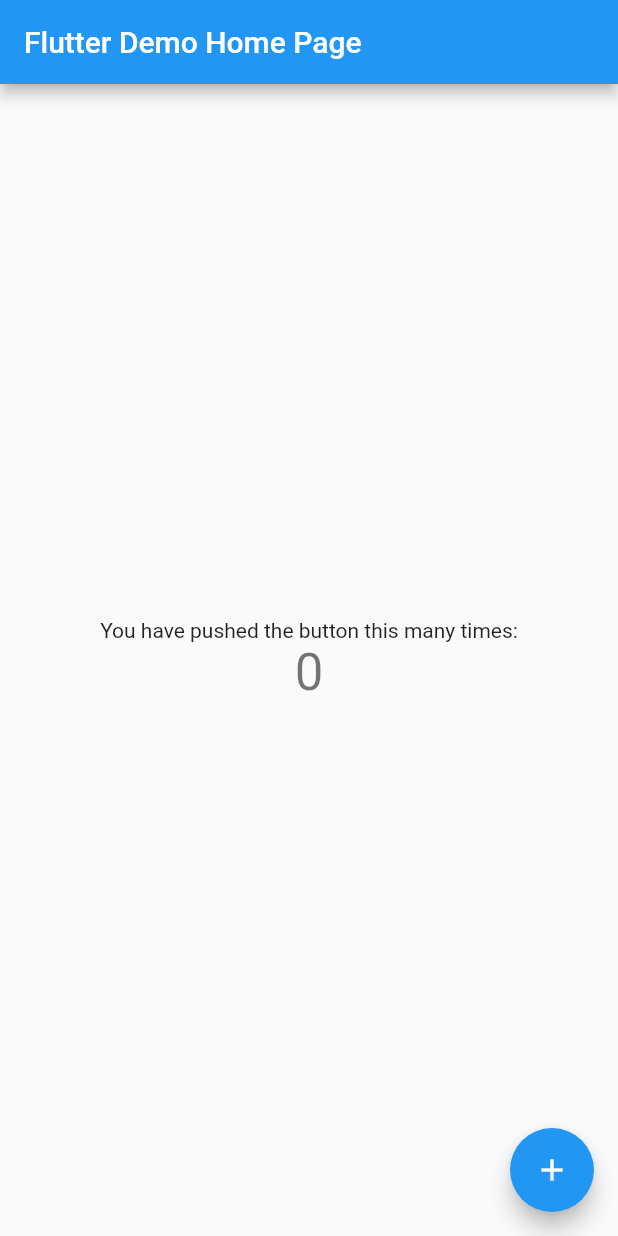
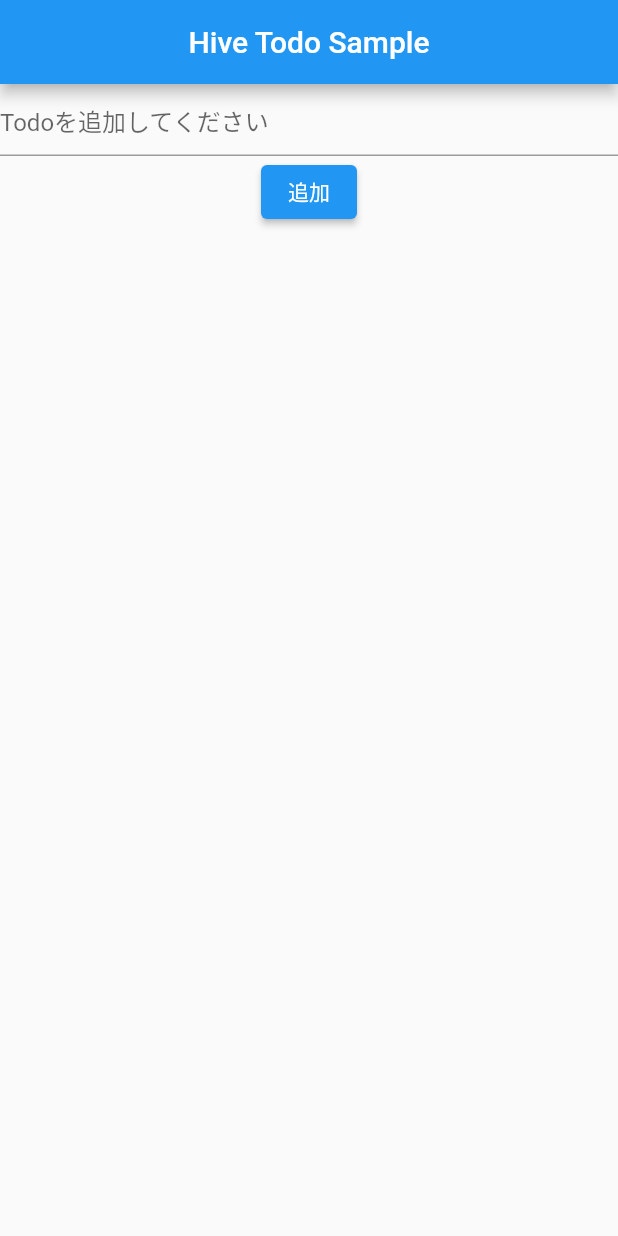
Before and after one commit to shunsukenoguchi/hive_todo_sample, a Flutter app: the screen it shows after launch, on a phone screen of 412 x 824 dp. Run offline on Flutter 3.47's test engine with Material 2 defaults, Android fonts, the phone set to English and light mode, and no system bars; our stand-ins replace flutter_riverpod, hive, hive_flutter; accounts and stored records are empty.

Commit message:
add:hiveサンプルの作成

```diff
--- /dev/null
+++ b/lib/boxes.dart
@@ -0,0 +1,6 @@
+import 'package:hive/hive.dart';
+import 'package:hive_todo_sample/model/todo/todo.dart';
+
+class Boxes {
+  static Box<Todo> getTodos() => Hive.box<Todo>('todos');
+}
--- a/lib/main.dart
+++ b/lib/main.dart
@@ -1,13 +1,23 @@
 import 'package:flutter/material.dart';
+import 'package:flutter_riverpod/flutter_riverpod.dart';
+import 'package:hive/hive.dart';
+import 'package:hive_flutter/hive_flutter.dart';
+import 'package:hive_todo_sample/page/todo/todo_page.dart';
+import 'model/todo/todo.dart';
 
-void main() {
-  runApp(const MyApp());
+void main() async {
+  await Hive.initFlutter();
+  Hive.registerAdapter(TodoAdapter()); //追加
+  await Hive.openBox<Todo>('todos'); //追加
+  // todo.g.dartで生成されたTodoAdapterとimport 'package:hive_todo_sample/model/todo/todo.dart';を追加する
+  runApp(
+    ProviderScope(
+      child: MyApp(),
+    ),
+  );
 }
 
 class MyApp extends StatelessWidget {
-  const MyApp({Key? key}) : super(key: key);
-
-  // This widget is the root of your application.
   @override
   Widget build(BuildContext context) {
     return MaterialApp(
@@ -15,53 +25,7 @@ class MyApp extends StatelessWidget {
       theme: ThemeData(
         primarySwatch: Colors.blue,
       ),
-      home: const MyHomePage(title: 'Flutter Demo Home Page'),
+      home: TodoPage(),
     );
   }
 }
-
-class MyHomePage extends StatefulWidget {
-  const MyHomePage({Key? key, required this.title}) : super(key: key);
-  final String title;
-
-  @override
-  State<MyHomePage> createState() => _MyHomePageState();
-}
-
-class _MyHomePageState extends State<MyHomePage> {
-  int _counter = 0;
-
-  void _incrementCounter() {
-    setState(() {
-      _counter++;
-    });
-  }
-
-  @override
-  Widget build(BuildContext context) {
-    return Scaffold(
-      appBar: AppBar(
-        title: Text(widget.title),
-      ),
-      body: Center(
-        child: Column(
-          mainAxisAlignment: MainAxisAlignment.center,
-          children: <Widget>[
-            const Text(
-              'You have pushed the button this many times:',
-            ),
-            Text(
-              '$_counter',
-              style: Theme.of(context).textTheme.headline4,
-            ),
-          ],
-        ),
-      ),
-      floatingActionButton: FloatingActionButton(
-        onPressed: _incrementCounter,
-        tooltip: 'Increment',
-        child: const Icon(Icons.add),
-      ),
-    );
-  }
-}
--- /dev/null
+++ b/lib/model/todo/todo.dart
@@ -0,0 +1,9 @@
+import 'package:hive/hive.dart';
+part 'todo.g.dart'; // todo.dartの場合
+
+@HiveType(typeId: 0) //typeIdはユニークである必要がある
+class Todo extends HiveObject {
+  @HiveField(0)
+  //HiveFieldはクラス内でユニークである必要がある
+  late String contents;
+}
--- /dev/null
+++ b/lib/page/todo/todo_model.dart
@@ -0,0 +1,20 @@
+import 'package:flutter/material.dart';
+import 'package:flutter_riverpod/flutter_riverpod.dart';
+import 'package:hive_todo_sample/model/todo/todo.dart';
+import 'package:hive_todo_sample/repository/todo_repository.dart';
+
+final todoModelProvider = ChangeNotifierProvider<TodoModel>(
+  (ref) => TodoModel(),
+);
+
+class TodoModel extends ChangeNotifier {
+  TodoRepository todoRepository = TodoRepository();
+
+  void addTodoRepository(String contents) {
+    todoRepository.addTodo(contents);
+  }
+
+  void deleteTodoRepository(Todo todo) {
+    todoRepository.deleteTodo(todo);
+  }
+}
--- /dev/null
+++ b/lib/page/todo/todo_page.dart
@@ -0,0 +1,101 @@
+import 'package:flutter/material.dart';
+import 'package:flutter_riverpod/flutter_riverpod.dart';
+import 'package:hive/hive.dart';
+import 'package:hive_flutter/hive_flutter.dart';
+import 'package:hive_todo_sample/boxes.dart';
+import 'package:hive_todo_sample/model/todo/todo.dart';
+import 'package:hive_todo_sample/page/todo/todo_model.dart';
+
+class TodoPage extends ConsumerWidget {
+  @override
+  Widget build(BuildContext context, WidgetRef ref) {
+    final todoModel = ref.read(todoModelProvider);
+    var _contentsController = TextEditingController();
+    return Scaffold(
+      appBar: AppBar(
+        title: Text('Hive Todo Sample'),
+        centerTitle: true,
+      ),
+      body: SingleChildScrollView(
+        child: Column(
+          children: [
+            Container(
+              width: double.infinity,
+              child: Column(
+                children: [
+                  TextField(
+                    controller: _contentsController,
+                    decoration: InputDecoration(
+                      hintText: 'Todoを追加してください',
+                    ),
+                  ),
+                  ElevatedButton(
+                      onPressed: () => {
+                            todoModel
+                                .addTodoRepository(_contentsController.text),
+                            _contentsController.text = ''
+                          },
+                      child: Text('追加')),
+                ],
+              ),
+            ),
+            SizedBox(
+              height: 24,
+            ),
+            ValueListenableBuilder<Box<Todo>>(
+              valueListenable: Boxes.getTodos().listenable(),
+              builder: (context, box, _) {
+                final todos = box.values.toList().cast<Todo>();
+                return buildContent(todos, todoModel);
+              },
+            ),
+          ],
+        ),
+      ),
+    );
+  }
+
+  Widget buildContent(List<Todo> todos, TodoModel todoModel) {
+    if (todos.isEmpty) {
+      return Center(
+        child: Text(
+          '',
+        ),
+      );
+    } else {
+      return SingleChildScrollView(
+        child: Column(
+          children: [
+            Container(
+              height: 300,
+              child: ListView.builder(
+                shrinkWrap: true,
+                itemCount: todos.length,
+                itemBuilder: (BuildContext context, int index) {
+                  final todo = todos[index];
+                  return buildTodo(context, todo, todoModel);
+                },
+              ),
+            ),
+          ],
+        ),
+      );
+    }
+  }
+
+  Widget buildTodo(BuildContext context, Todo todo, TodoModel todoModel) {
+    return Card(
+        color: Colors.white,
+        child: ExpansionTile(
+          title: Text(
+            todo.contents,
+          ),
+          trailing: buildButtons(context, todo, todoModel),
+        ));
+  }
+
+  Widget buildButtons(BuildContext context, Todo todo, TodoModel todoModel) =>
+      ElevatedButton(
+          onPressed: () => {todoModel.deleteTodoRepository(todo)},
+          child: Text('削除'));
+}
--- /dev/null
+++ b/lib/repository/todo_repository.dart
@@ -0,0 +1,14 @@
+import 'package:hive_todo_sample/boxes.dart';
+import 'package:hive_todo_sample/model/todo/todo.dart';
+
+class TodoRepository {
+  Future addTodo(String contents) async {
+    final todo = Todo()..contents = contents;
+    final box = Boxes.getTodos();
+    box.add(todo);
+  }
+
+  void deleteTodo(Todo todo) {
+    todo.delete();
+  }
+}
--- a/pubspec.yaml
+++ b/pubspec.yaml
@@ -10,12 +10,16 @@ dependencies:
   flutter:
     sdk: flutter
   cupertino_icons: ^1.0.2
+  hive: ^2.0.4
+  hive_flutter: ^1.1.0
+  flutter_riverpod: ^1.0.1
 
 dev_dependencies:
   flutter_test:
     sdk: flutter
 
-  flutter_lints: ^1.0.0
+  hive_generator: ^1.1.1
+  build_runner: ^2.1.5
 
 flutter:
   uses-material-design: true
```
Also changed, not shown: lib/model/todo/todo.g.dart (added), pubspec.lock, 4 other files.
